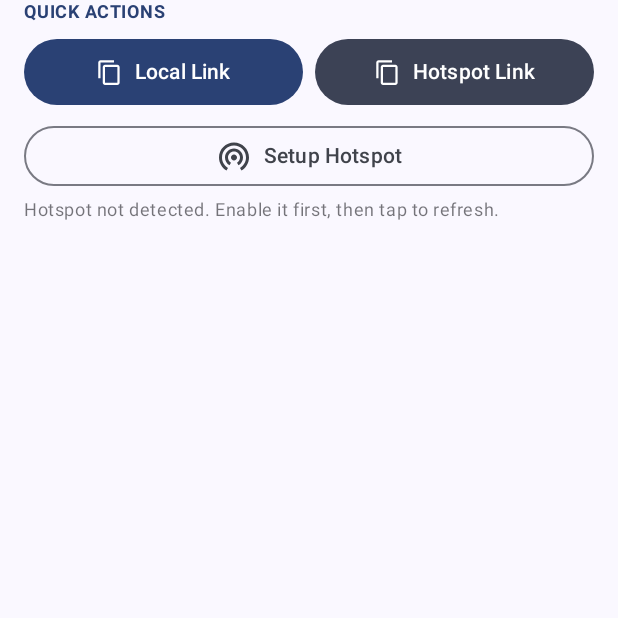
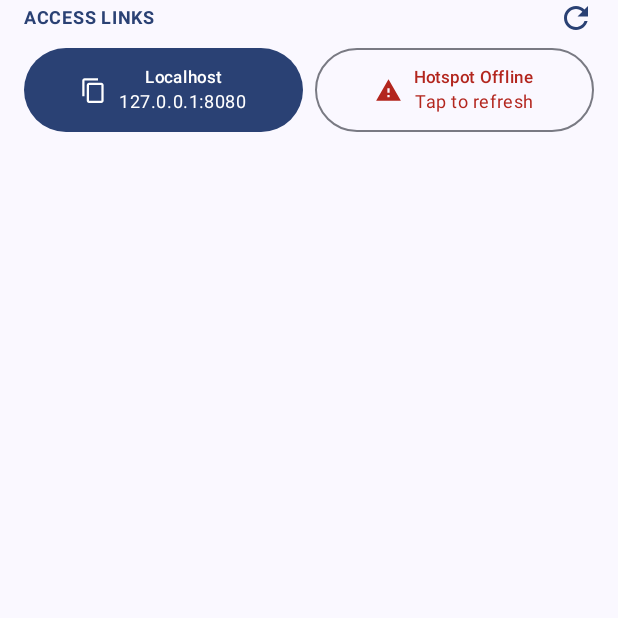
Before and after one commit to amnahwaida/sshvan, an Android app built with Jetpack Compose: the composable QuickActionsRow called with empty values, on a phone screen of 412 x 824 dp, the top half of it. Run offline under Robolectric (Android 15) with nearby library versions, the phone set to English and light mode, and no system bars.

Commit message:
feat: update quick actions UX for hotspot IP detection
Removed the 'Setup Hotspot' button and replaced the UI with clear status indicators.
If the hotspot is active, it directly displays the complete Hostpot IP and Port
(e.g., 192.168.43.1:8080) alongside localhost (127.0.0.1:8080), making it easy
to copy with a single tap.

If the hotspot is offline, an 'Offline' warning is shown along with a manual
refresh button.

Co-Authored-By: Claude <noreply@anthropic.com>

```diff
--- a/app/src/main/java/com/sshvan/tunnelmanager/presentation/ui/home/HomeScreen.kt
+++ b/app/src/main/java/com/sshvan/tunnelmanager/presentation/ui/home/HomeScreen.kt
@@ -20,6 +20,8 @@ import androidx.compose.material.icons.Icons
 import androidx.compose.material.icons.filled.Add
 import androidx.compose.material.icons.filled.ContentCopy
 import androidx.compose.material.icons.filled.Dns
+import androidx.compose.material.icons.filled.Refresh
+import androidx.compose.material.icons.filled.Warning
 import androidx.compose.material.icons.filled.Settings
 import androidx.compose.material.icons.filled.WifiTethering
 import androidx.compose.material3.Button
@@ -76,7 +78,6 @@ fun HomeScreen(
     val profiles by viewModel.profiles.collectAsStateWithLifecycle()
     val tunnelState by viewModel.tunnelState.collectAsStateWithLifecycle()
     val hotspotIp by viewModel.hotspotIp.collectAsStateWithLifecycle()
-    val context = LocalContext.current
     val snackbarHostState = remember { SnackbarHostState() }
 
     LaunchedEffect(Unit) {
@@ -132,22 +133,10 @@ fun HomeScreen(
             // Quick Actions (Only when connected)
             if (tunnelState.isActive) {
                 QuickActionsRow(
+                    localPort = tunnelState.activeProfile?.localPort,
                     hotspotIp = hotspotIp,
                     onCopyLocalClick = viewModel::copyLocalLink,
                     onCopyHotspotClick = viewModel::copyHotspotLink,
-                    onSetupHotspotClick = {
-                        val intent = Intent("android.settings.TETHER_SETTINGS").apply {
-                            addFlags(Intent.FLAG_ACTIVITY_NEW_TASK)
-                        }
-                        try {
-                            context.startActivity(intent)
-                        } catch (e: Exception) {
-                            // Fallback if specific intent not available
-                            context.startActivity(Intent(Settings.ACTION_WIRELESS_SETTINGS).apply {
-                                addFlags(Intent.FLAG_ACTIVITY_NEW_TASK)
-                            })
-                        }
-                    },
                     onRefreshIp = viewModel::refreshHotspotIp
                 )
             }
@@ -275,10 +264,10 @@ fun HomeScreen(
 
 @Composable
 private fun QuickActionsRow(
+    localPort: Int?,
     hotspotIp: String?,
     onCopyLocalClick: () -> Unit,
     onCopyHotspotClick: () -> Unit,
-    onSetupHotspotClick: () -> Unit,
     onRefreshIp: () -> Unit
 ) {
     Column(
@@ -286,18 +275,36 @@ private fun QuickActionsRow(
             .fillMaxWidth()
             .padding(horizontal = 16.dp)
     ) {
+        Row(
+            modifier = Modifier.fillMaxWidth(),
+            horizontalArrangement = Arrangement.SpaceBetween,
+            verticalAlignment = Alignment.CenterVertically
+        ) {
             Text(
-            text = "QUICK ACTIONS",
+                text = "ACCESS LINKS",
                 style = MaterialTheme.typography.labelMedium,
                 color = MaterialTheme.colorScheme.primary,
-            fontWeight = FontWeight.Bold,
-            modifier = Modifier.padding(bottom = 8.dp)
+                fontWeight = FontWeight.Bold
             )
+            IconButton(
+                onClick = onRefreshIp,
+                modifier = Modifier.size(24.dp)
+            ) {
+                Icon(
+                    imageVector = Icons.Filled.Refresh,
+                    contentDescription = "Refresh IP",
+                    tint = MaterialTheme.colorScheme.primary
+                )
+            }
+        }
+
+        Spacer(modifier = Modifier.height(8.dp))
 
         Row(
             modifier = Modifier.fillMaxWidth(),
             horizontalArrangement = Arrangement.spacedBy(8.dp)
         ) {
+            // Localhost Button
             Button(
                 onClick = onCopyLocalClick,
                 modifier = Modifier.weight(1f),
@@ -305,9 +312,18 @@ private fun QuickActionsRow(
             ) {
                 Icon(Icons.Filled.ContentCopy, contentDescription = null, modifier = Modifier.size(18.dp))
                 Spacer(modifier = Modifier.width(8.dp))
-                Text("Local Link", maxLines = 1)
+                Column(horizontalAlignment = Alignment.CenterHorizontally) {
+                    Text("Localhost", style = MaterialTheme.typography.labelSmall)
+                    Text(
+                        text = "127.0.0.1:${localPort ?: "8080"}",
+                        style = MaterialTheme.typography.bodySmall,
+                        maxLines = 1
+                    )
+                }
             }
 
+            // Hotspot/LAN Button
+            if (hotspotIp != null) {
                 Button(
                     onClick = onCopyHotspotClick,
                     modifier = Modifier.weight(1f),
@@ -318,28 +334,39 @@ private fun QuickActionsRow(
                 ) {
                     Icon(Icons.Filled.ContentCopy, contentDescription = null, modifier = Modifier.size(18.dp))
                     Spacer(modifier = Modifier.width(8.dp))
-                Text(hotspotIp ?: "Hotspot Link", maxLines = 1)
+                    Column(horizontalAlignment = Alignment.CenterHorizontally) {
+                        Text("Hotspot / LAN", style = MaterialTheme.typography.labelSmall)
+                        Text(
+                            text = "$hotspotIp:${localPort ?: "8080"}",
+                            style = MaterialTheme.typography.bodySmall,
+                            maxLines = 1
+                        )
                     }
                 }
-
-        Spacer(modifier = Modifier.height(8.dp))
-
+            } else {
                 OutlinedButton(
-            onClick = onSetupHotspotClick,
-            modifier = Modifier.fillMaxWidth()
+                    onClick = onRefreshIp,
+                    modifier = Modifier.weight(1f),
+                    contentPadding = PaddingValues(vertical = 12.dp)
                 ) {
-            Icon(Icons.Filled.WifiTethering, contentDescription = null)
+                    Icon(
+                        imageVector = Icons.Filled.Warning,
+                        contentDescription = null,
+                        modifier = Modifier.size(18.dp),
+                        tint = MaterialTheme.colorScheme.error
+                    )
                     Spacer(modifier = Modifier.width(8.dp))
-            Text("Setup Hotspot")
-        }
-
-        if (hotspotIp == null) {
+                    Column(horizontalAlignment = Alignment.CenterHorizontally) {
+                        Text("Hotspot Offline", style = MaterialTheme.typography.labelSmall, color = MaterialTheme.colorScheme.error)
                         Text(
-                text = "Hotspot not detected. Enable it first, then tap to refresh.",
+                            text = "Tap to refresh",
                             style = MaterialTheme.typography.bodySmall,
-                color = MaterialTheme.colorScheme.onSurface.copy(alpha = 0.6f),
-                modifier = Modifier.padding(top = 4.dp)
+                            color = MaterialTheme.colorScheme.error,
+                            maxLines = 1
                         )
                     }
                 }
             }
+        }
+    }
+}
--- a/app/src/main/java/com/sshvan/tunnelmanager/util/NetworkUtils.kt
+++ b/app/src/main/java/com/sshvan/tunnelmanager/util/NetworkUtils.kt
@@ -65,7 +65,7 @@ object NetworkUtils {
      * Generate a local link for accessing the tunneled service from this device.
      */
     fun generateLocalLink(localPort: Int): String =
-        "http://localhost:$localPort"
+        "http://127.0.0.1:$localPort"
 
     /**
      * Generate a hotspot link for accessing the tunneled service from another device
```
Lines whose indentation alone changed are shown as unchanged.
